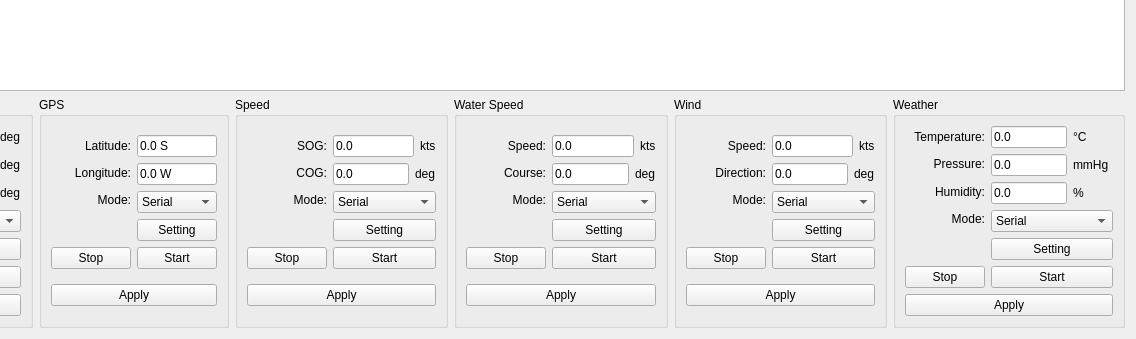
First picture: the form in frameosdset.ui, repository hasbi26/FcsSimulator, before the edit; both pictures show x 191 to 1327 and y 289 to 628 of the 1327 by 628 pixel window.
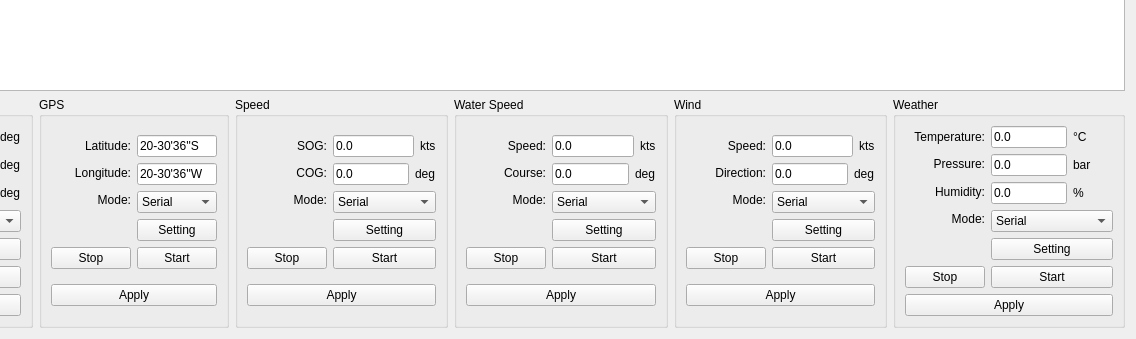
Second picture: the form after the edit. Custom widgets are drawn as their Qt base class.

Diff of the .ui file:
```diff
--- a/frameosdset.ui
+++ b/frameosdset.ui
@@ -337,7 +337,7 @@
              <string notr="true"/>
             </property>
             <property name="text">
-             <string>0.0 S</string>
+             <string>20-30'36''S</string>
             </property>
            </widget>
           </item>
@@ -350,7 +350,7 @@
              <string notr="true"/>
             </property>
             <property name="text">
-             <string>0.0 W</string>
+             <string>20-30'36''W</string>
             </property>
            </widget>
           </item>
@@ -1119,7 +1119,7 @@
                </font>
               </property>
               <property name="text">
-               <string>mmHg</string>
+               <string>bar</string>
               </property>
              </widget>
             </item>
```
